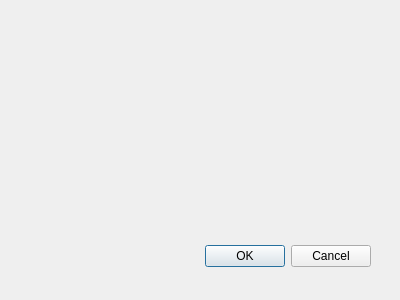
Above: src/view/chaindialog/ChainDialog.ui from tc-imba/TCUIEdit before the change. Below: the same form after it.
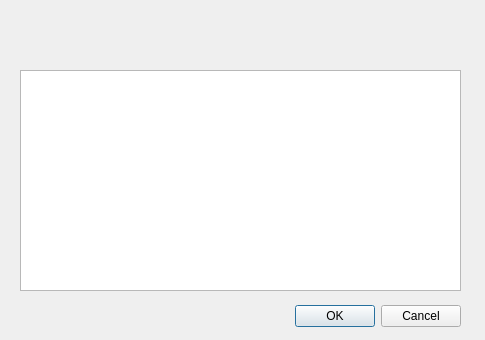
That is the form after the change.

What changed in the file:
```diff
--- a/src/view/chaindialog/ChainDialog.ui
+++ b/src/view/chaindialog/ChainDialog.ui
@@ -8,8 +8,8 @@
    <rect>
     <x>0</x>
     <y>0</y>
-    <width>400</width>
-    <height>300</height>
+    <width>485</width>
+    <height>340</height>
    </rect>
   </property>
   <property name="windowTitle">
@@ -18,8 +18,8 @@
   <widget class="QDialogButtonBox" name="buttonBox">
    <property name="geometry">
     <rect>
-     <x>30</x>
-     <y>240</y>
+     <x>120</x>
+     <y>300</y>
      <width>341</width>
      <height>32</height>
     </rect>
@@ -31,6 +31,29 @@
     <set>QDialogButtonBox::Cancel|QDialogButtonBox::Ok</set>
    </property>
   </widget>
+  <widget class="QTreeView" name="treeView">
+   <property name="geometry">
+    <rect>
+     <x>20</x>
+     <y>70</y>
+     <width>441</width>
+     <height>221</height>
+    </rect>
+   </property>
+  </widget>
+  <widget class="QLabel" name="label">
+   <property name="geometry">
+    <rect>
+     <x>20</x>
+     <y>10</y>
+     <width>441</width>
+     <height>51</height>
+    </rect>
+   </property>
+   <property name="text">
+    <string/>
+   </property>
+  </widget>
  </widget>
  <pixmapfunction/>
  <resources/>
```
Left out of the diff: 5 changed lines with no effect on the pictures.
